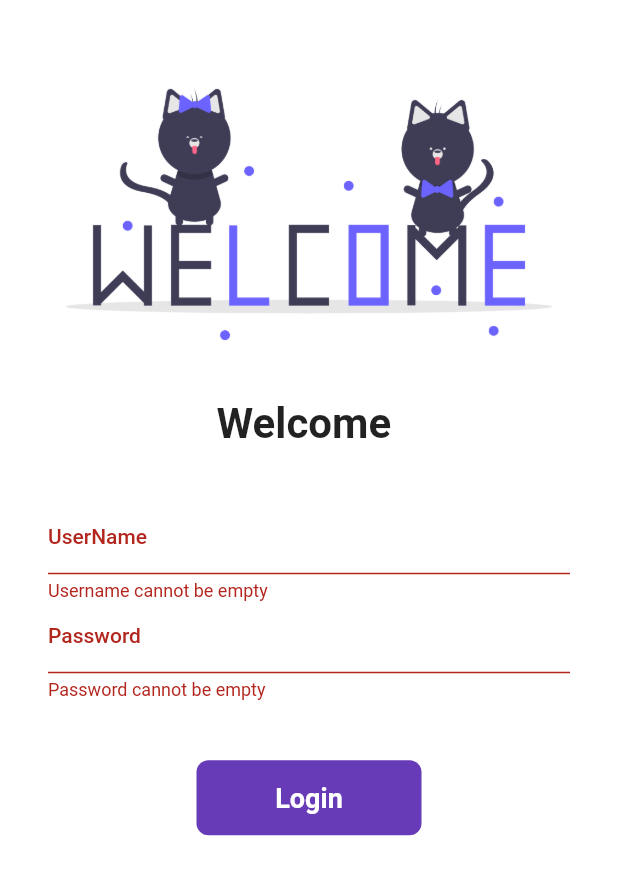
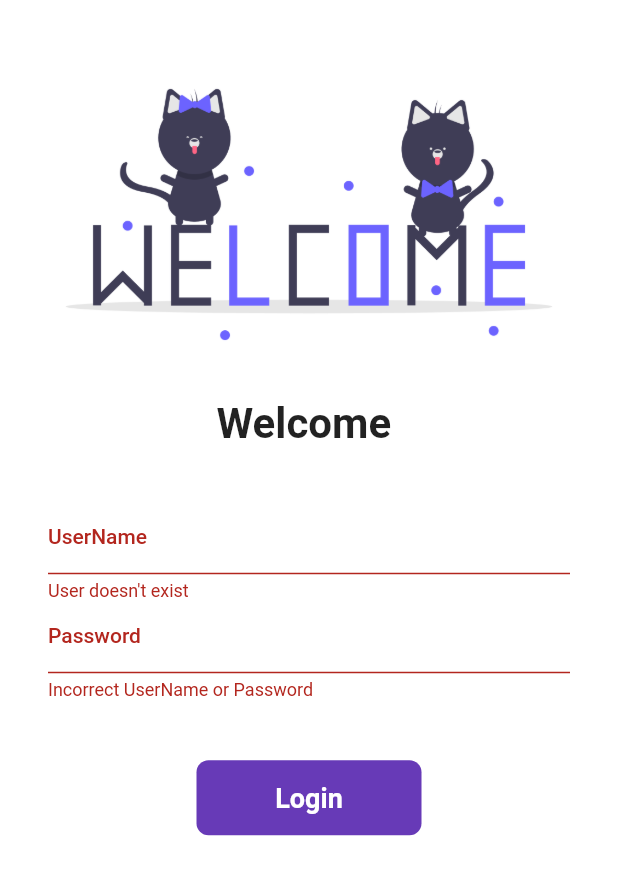
Before and after one commit to tushar4303/CluedIn-Flutter, a Flutter app: the LoginPage screen opened by its route, after a tap on "Login", on a phone screen of 412 x 824 dp. Shown: the top 875 px of the screen. Run offline on Flutter 3.47's test engine with Material 2 defaults, Android fonts, the phone set to English and light mode, and no system bars; our stand-ins replace google_fonts; network calls fail.

```diff
--- a/lib/models/notification.dart
+++ b/lib/models/notification.dart
@@ -1,3 +1,4 @@
+// ignore_for_file: public_member_api_docs, sort_constructors_first
 class NotificationModel {
   static List<Item>? items;
 }
@@ -45,4 +46,9 @@ class Item {
         "imageUrl": imageUrl,
         "ddateOfExpiration": dateOfExpiration,
       };
+
+  @override
+  String toString() {
+    return 'Item(messageId: $messageId, userName: $userName, userRole: $userRole, messageTitle: $messageTitle, messageLabel: $messageLabel, userMessage: $userMessage, imageUrl: $imageUrl, dateOfExpiration: $dateOfExpiration)';
+  }
 }
--- a/lib/screens/login_page.dart
+++ b/lib/screens/login_page.dart
@@ -23,7 +23,7 @@ class _LoginPageState extends State<LoginPage> {
       });
 
       await Future.delayed((Duration(seconds: 1)));
-      await Navigator.pushNamed(context, MyRoutes.homeRoute);
+      await Navigator.pushNamed(context, MyRoutes.notificationRoute);
       setState(() {
         changeButton = false;
       });
@@ -68,8 +68,16 @@ class _LoginPageState extends State<LoginPage> {
                         decoration: InputDecoration(
                             hintText: "Enter Username", labelText: "UserName"),
                         validator: (value) {
-                          if (value!.isEmpty) {
-                            return "Username cannot be empty";
+                          //   if (value!.isEmpty) {
+                          //     return "Username cannot be empty";
+                          //   }
+
+                          //   return null;
+                          // },
+                          if (value != "Tushar4303") {
+                            return "User doesn't exist";
+                          } else if (value!.isEmpty) {
+                            return "Please enter your UserName";
                           }
 
                           return null;
@@ -84,10 +92,18 @@ class _LoginPageState extends State<LoginPage> {
                         decoration: InputDecoration(
                             hintText: "Enter Password", labelText: "Password"),
                         validator: (value) {
-                          if (value!.isEmpty) {
-                            return "Password cannot be empty";
-                          } else if (value.length < 6) {
-                            return "Password length should be atleast 6";
+                          //   if (value!.isEmpty) {
+                          //     return "Password cannot be empty";
+                          //   } else if (value.length < 6) {
+                          //     return "Password length should be atleast 6";
+                          //   }
+
+                          //   return null;
+                          // },
+                          if (value != "admin123") {
+                            return "Incorrect UserName or Password";
+                          } else if (value!.isEmpty) {
+                            return "Please enter your Password";
                           }
 
                           return null;
--- a/lib/utils/routes.dart
+++ b/lib/utils/routes.dart
@@ -1,4 +1,5 @@
 class MyRoutes {
   static String loginRoute = "/login";
-  static String homeRoute = "/home";
+  static String notificationRoute = "/notification";
+  static String notificationDetailsRoute = "/notificationDetail";
 }
--- a/lib/widgets/drawer.dart
+++ b/lib/widgets/drawer.dart
@@ -7,8 +7,6 @@ class MyDrawer extends StatelessWidget {
   @override
   Widget build(BuildContext context) {
     return Drawer(
-      child: Container(
-        // color: Colors.deepPurple,
       child: ListView(
         children: const [
           DrawerHeader(
@@ -57,7 +55,6 @@ class MyDrawer extends StatelessWidget {
           ),
         ],
       ),
-      ),
     );
   }
 }
--- a/lib/widgets/themes.dart
+++ b/lib/widgets/themes.dart
@@ -13,6 +13,10 @@ class MyTheme {
       appBarTheme: AppBarTheme(color: Colors.white, elevation: 0.0));
 
   static ThemeData darkTheme(BuildContext context) => ThemeData(
-        brightness: Brightness.dark,
-      );
+      useMaterial3: true,
+      primarySwatch: Colors.deepPurple,
+      fontFamily: GoogleFonts.lato().fontFamily,
+      iconTheme: IconThemeData(color: Colors.black),
+      textTheme: Theme.of(context).textTheme,
+      appBarTheme: AppBarTheme(color: Colors.white, elevation: 0.0));
 }
--- a/pubspec.yaml
+++ b/pubspec.yaml
@@ -37,6 +37,7 @@ dependencies:
   # Use with the CupertinoIcons class for iOS style icons.
   cupertino_icons: ^1.0.2
   google_fonts: ^3.0.1
+  http: ^0.13.5
 
 dev_dependencies:
   flutter_test:
```
Also changed, not shown: lib/main.dart (+6 -4 lines), lib/screens/home_page.dart (deleted, +0 -54 lines), lib/screens/notification_detail.dart (added, +31 -0 lines), lib/screens/notification_page.dart (added, +117 -0 lines), lib/widgets/item_widget.dart (+14 -5 lines), pubspec.lock. Lines whose indentation alone changed are shown as unchanged.
